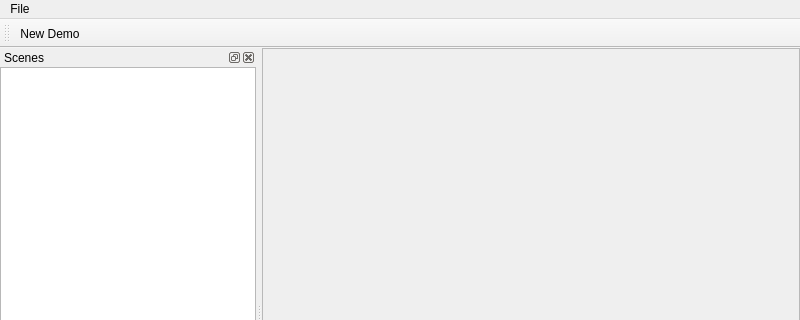
LeStahL/cuddly-eureka, file ui/MainWindow.ui: the form before one commit; both pictures show x 0 to 800 and y 0 to 320 of the 800 by 600 pixel window.
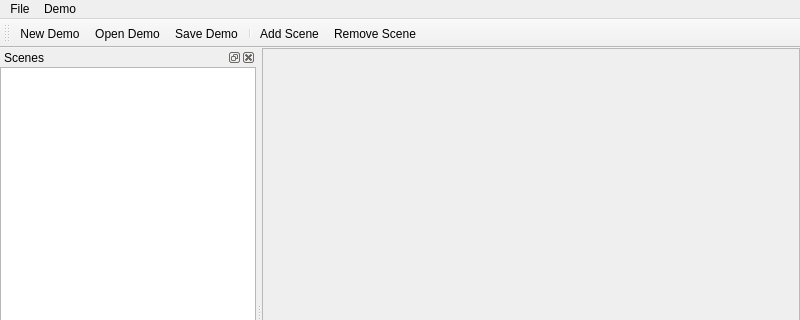
The form after the commit. Icons and pictures are not drawn.

Patch:
```diff
--- a/ui/MainWindow.ui
+++ b/ui/MainWindow.ui
@@ -83,7 +83,15 @@
     <addaction name="separator"/>
     <addaction name="actionQuit"/>
    </widget>
+   <widget class="QMenu" name="menuDemo">
+    <property name="title">
+     <string>Demo</string>
+    </property>
+    <addaction name="actionAdd_Scene"/>
+    <addaction name="actionRemove_Scene"/>
+   </widget>
    <addaction name="menuFile"/>
+   <addaction name="menuDemo"/>
   </widget>
   <widget class="QStatusBar" name="statusbar"/>
   <widget class="QDockWidget" name="dockWidget">
@@ -124,6 +132,11 @@
     <bool>false</bool>
    </attribute>
    <addaction name="actionNew_Demo"/>
+   <addaction name="actionOpen_Demo"/>
+   <addaction name="actionSave_Demo"/>
+   <addaction name="separator"/>
+   <addaction name="actionAdd_Scene"/>
+   <addaction name="actionRemove_Scene"/>
   </widget>
   <action name="actionNew_Demo">
    <property name="icon">
@@ -169,6 +182,16 @@
     <string>Ctrl+Q</string>
    </property>
   </action>
+  <action name="actionAdd_Scene">
+   <property name="text">
+    <string>Add Scene</string>
+   </property>
+  </action>
+  <action name="actionRemove_Scene">
+   <property name="text">
+    <string>Remove Scene</string>
+   </property>
+  </action>
  </widget>
  <resources/>
  <connections>
```
